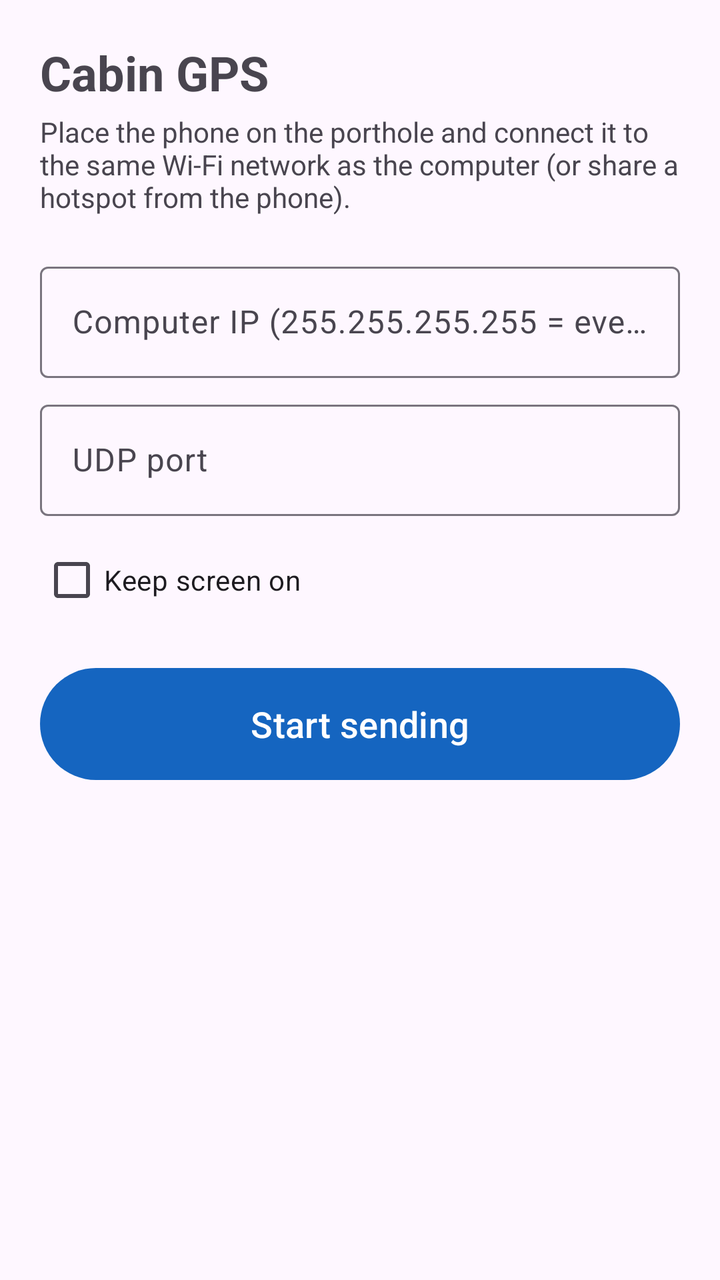
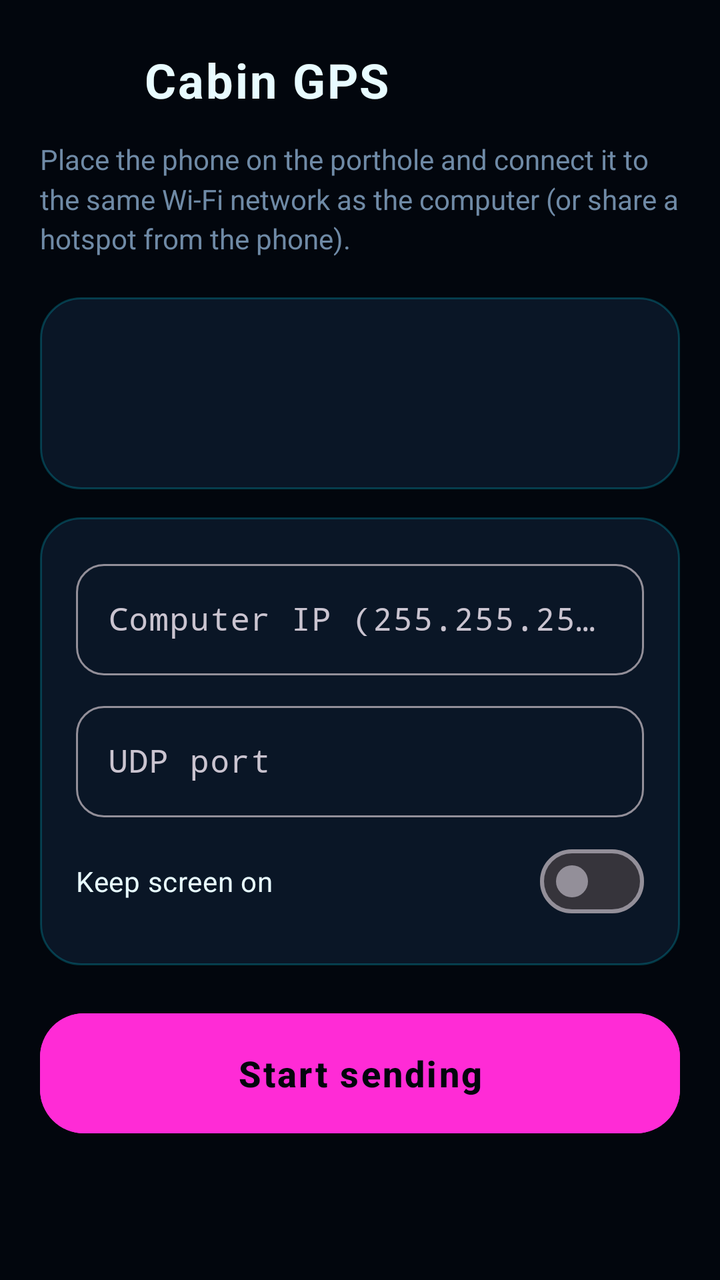

Before-and-after screenshots of an Android layout around one commit, followed by the original layout XML and the change that was made.
<!-- AndroidManifest.xml: application theme Theme.GpsSender -->
<!-- res/layout/activity_main.xml -->
<?xml version="1.0" encoding="utf-8"?>
<ScrollView xmlns:android="http://schemas.android.com/apk/res/android"
    android:layout_width="match_parent"
    android:layout_height="match_parent"
    android:fillViewport="true">

    <LinearLayout
        android:layout_width="match_parent"
        android:layout_height="wrap_content"
        android:orientation="vertical"
        android:padding="20dp">

        <TextView
            android:layout_width="wrap_content"
            android:layout_height="wrap_content"
            android:text="@string/app_name"
            android:textSize="24sp"
            android:textStyle="bold" />

        <TextView
            android:layout_width="wrap_content"
            android:layout_height="wrap_content"
            android:layout_marginTop="4dp"
            android:text="@string/hint"
            android:textSize="14sp" />

        <com.google.android.material.textfield.TextInputLayout
            android:layout_width="match_parent"
            android:layout_height="wrap_content"
            android:layout_marginTop="20dp"
            android:hint="@string/host_hint">

            <EditText
                android:id="@+id/host"
                android:layout_width="match_parent"
                android:layout_height="wrap_content"
                android:inputType="text"
                android:digits="0123456789."
                android:importantForAutofill="no" />
        </com.google.android.material.textfield.TextInputLayout>

        <com.google.android.material.textfield.TextInputLayout
            android:layout_width="match_parent"
            android:layout_height="wrap_content"
            android:layout_marginTop="8dp"
            android:hint="@string/port_hint">

            <EditText
                android:id="@+id/port"
                android:layout_width="match_parent"
                android:layout_height="wrap_content"
                android:inputType="number"
                android:importantForAutofill="no" />
        </com.google.android.material.textfield.TextInputLayout>

        <CheckBox
            android:id="@+id/keep_screen_on"
            android:layout_width="wrap_content"
            android:layout_height="wrap_content"
            android:layout_marginTop="8dp"
            android:text="@string/keep_screen_on" />

        <Button
            android:id="@+id/toggle"
            android:layout_width="match_parent"
            android:layout_height="64dp"
            android:layout_marginTop="16dp"
            android:text="@string/start"
            android:textSize="18sp" />

        <TextView
            android:id="@+id/status"
            android:layout_width="match_parent"
            android:layout_height="wrap_content"
            android:layout_marginTop="16dp"
            android:textSize="15sp" />

        <TextView
            android:id="@+id/position"
            android:layout_width="match_parent"
            android:layout_height="wrap_content"
            android:layout_marginTop="12dp"
            android:fontFamily="monospace"
            android:textSize="22sp" />
    </LinearLayout>
</ScrollView>
<!-- resources referenced by this layout -->
<resources>
  <string name="app_name">Cabin GPS</string>
  <string name="hint">Place the phone on the porthole and connect it to the same Wi-Fi network as the computer (or share a hotspot from the phone).</string>
  <string name="host_hint">Computer IP (255.255.255.255 = everyone on the network)</string>
  <string name="keep_screen_on">Keep screen on</string>
  <string name="port_hint">UDP port</string>
  <string name="start">Start sending</string>
  <style name="Theme.GpsSender" parent="Theme.Material3.DayNight.NoActionBar">
          <item name="colorPrimary">#1565C0</item>
      </style>
</resources>

<!-- the commit's change to res/layout/activity_main.xml (unified diff, before → after) -->
@@ -1,7 +1,9 @@
 <?xml version="1.0" encoding="utf-8"?>
 <ScrollView xmlns:android="http://schemas.android.com/apk/res/android"
+    xmlns:app="http://schemas.android.com/apk/res-auto"
     android:layout_width="match_parent"
     android:layout_height="match_parent"
+    android:background="@color/abyss"
     android:fillViewport="true">
 
     <LinearLayout
@@ -10,77 +12,137 @@
         android:orientation="vertical"
         android:padding="20dp">
 
-        <TextView
+        <LinearLayout
             android:layout_width="wrap_content"
             android:layout_height="wrap_content"
-            android:text="@string/app_name"
-            android:textSize="24sp"
-            android:textStyle="bold" />
+            android:gravity="center_vertical"
+            android:orientation="horizontal">
+
+            <ImageView
+                android:layout_width="40dp"
+                android:layout_height="40dp"
+                android:contentDescription="@null"
+                android:src="@drawable/ic_launcher" />
+
+            <TextView
+                android:layout_width="wrap_content"
+                android:layout_height="wrap_content"
+                android:layout_marginStart="12dp"
+                android:letterSpacing="0.04"
+                android:text="@string/app_name"
+                android:textColor="@color/text"
+                android:textSize="24sp"
+                android:textStyle="bold" />
+        </LinearLayout>
 
         <TextView
             android:layout_width="wrap_content"
             android:layout_height="wrap_content"
-            android:layout_marginTop="4dp"
+            android:layout_marginTop="10dp"
+            android:lineSpacingMultiplier="1.2"
             android:text="@string/hint"
+            android:textColor="@color/muted"
             android:textSize="14sp" />
 
-        <com.google.android.material.textfield.TextInputLayout
+        
+        <LinearLayout
             android:layout_width="match_parent"
             android:layout_height="wrap_content"
             android:layout_marginTop="20dp"
-            android:hint="@string/host_hint">
+            android:background="@drawable/card"
+            android:orientation="vertical"
+            android:padding="18dp">
 
-            <EditText
-                android:id="@+id/host"
+            <TextView
+                android:id="@+id/status"
                 android:layout_width="match_parent"
                 android:layout_height="wrap_content"
-                android:inputType="text"
-                android:digits="0123456789."
-                android:importantForAutofill="no" />
-        </com.google.android.material.textfield.TextInputLayout>
+                android:letterSpacing="0.06"
+                android:textColor="@color/neon_pink"
+                android:textSize="13sp"
+                android:textStyle="bold" />
 
-        <com.google.android.material.textfield.TextInputLayout
+            <TextView
+                android:id="@+id/position"
+                android:layout_width="match_parent"
+                android:layout_height="wrap_content"
+                android:layout_marginTop="10dp"
+                android:fontFamily="monospace"
+                android:shadowColor="@color/neon_cyan"
+                android:shadowRadius="14"
+                android:textColor="@color/neon_cyan"
+                android:textSize="24sp" />
+        </LinearLayout>
+
+        
+        <LinearLayout
             android:layout_width="match_parent"
             android:layout_height="wrap_content"
-            android:layout_marginTop="8dp"
-            android:hint="@string/port_hint">
+            android:layout_marginTop="14dp"
+            android:background="@drawable/card"
+            android:orientation="vertical"
+            android:padding="18dp">
 
-            <EditText
-                android:id="@+id/port"
+            <com.google.android.material.textfield.TextInputLayout
+                style="@style/Widget.Material3.TextInputLayout.OutlinedBox"
                 android:layout_width="match_parent"
                 android:layout_height="wrap_content"
-                android:inputType="number"
-                android:importantForAutofill="no" />
-        </com.google.android.material.textfield.TextInputLayout>
+                android:hint="@string/host_hint"
+                app:boxCornerRadiusBottomEnd="14dp"
+                app:boxCornerRadiusBottomStart="14dp"
+                app:boxCornerRadiusTopEnd="14dp"
+                app:boxCornerRadiusTopStart="14dp">
 
-        <CheckBox
-            android:id="@+id/keep_screen_on"
-            android:layout_width="wrap_content"
-            android:layout_height="wrap_content"
-            android:layout_marginTop="8dp"
-            android:text="@string/keep_screen_on" />
+                <com.google.android.material.textfield.TextInputEditText
+                    android:id="@+id/host"
+                    android:layout_width="match_parent"
+                    android:layout_height="wrap_content"
+                    android:digits="0123456789."
+                    android:fontFamily="monospace"
+                    android:importantForAutofill="no"
+                    android:inputType="text" />
+            </com.google.android.material.textfield.TextInputLayout>
 
-        <Button
+            <com.google.android.material.textfield.TextInputLayout
+                style="@style/Widget.Material3.TextInputLayout.OutlinedBox"
+                android:layout_width="match_parent"
+                android:layout_height="wrap_content"
+                android:layout_marginTop="10dp"
+                android:hint="@string/port_hint"
+                app:boxCornerRadiusBottomEnd="14dp"
+                app:boxCornerRadiusBottomStart="14dp"
+                app:boxCornerRadiusTopEnd="14dp"
+                app:boxCornerRadiusTopStart="14dp">
+
+                <com.google.android.material.textfield.TextInputEditText
+                    android:id="@+id/port"
+                    android:layout_width="match_parent"
+                    android:layout_height="wrap_content"
+                    android:fontFamily="monospace"
+                    android:importantForAutofill="no"
+                    android:inputType="number" />
+            </com.google.android.material.textfield.TextInputLayout>
+
+            <com.google.android.material.materialswitch.MaterialSwitch
+                android:id="@+id/keep_screen_on"
+                android:layout_width="match_parent"
+                android:layout_height="wrap_content"
+                android:layout_marginTop="8dp"
+                android:text="@string/keep_screen_on"
+                android:textColor="@color/text" />
+        </LinearLayout>
+
+        <com.google.android.material.button.MaterialButton
             android:id="@+id/toggle"
             android:layout_width="match_parent"
-            android:layout_height="64dp"
-            android:layout_marginTop="16dp"
+            android:layout_height="68dp"
+            android:layout_marginTop="20dp"
+            android:backgroundTint="@color/neon_pink"
+            android:letterSpacing="0.06"
             android:text="@string/start"
-            android:textSize="18sp" />
-
-        <TextView
-            android:id="@+id/status"
-            android:layout_width="match_parent"
-            android:layout_height="wrap_content"
-            android:layout_marginTop="16dp"
-            android:textSize="15sp" />
-
-        <TextView
-            android:id="@+id/position"
-            android:layout_width="match_parent"
-            android:layout_height="wrap_content"
-            android:layout_marginTop="12dp"
-            android:fontFamily="monospace"
-            android:textSize="22sp" />
+            android:textColor="@color/abyss"
+            android:textSize="18sp"
+            android:textStyle="bold"
+            app:cornerRadius="22dp" />
     </LinearLayout>
 </ScrollView>
<!-- resource entries referenced after the edit -->
@@ -1,13 +1,81 @@
 <!-- resources referenced by this layout -->
 <resources>
+  <color name="abyss">#FF02060D</color>
+  <color name="muted">#FF6F8AA6</color>
+  <color name="neon_cyan">#FF00E5FF</color>
+  <color name="neon_pink">#FFFF2BD6</color>
+  <color name="text">#FFE8FBFF</color>
+  <!-- drawable card (drawable) -->
+  <?xml version="1.0" encoding="utf-8"?>
+  <shape xmlns:android="http://schemas.android.com/apk/res/android" android:shape="rectangle">
+      <solid android:color="@color/glass" />
+      <corners android:radius="20dp" />
+      <stroke android:width="1dp" android:color="#3800E5FF" />
+  </shape>
+  <!-- drawable ic_launcher (drawable) -->
+  <?xml version="1.0" encoding="utf-8"?>
+  <layer-list xmlns:android="http://schemas.android.com/apk/res/android">
+      <item android:drawable="@drawable/ic_launcher_background" />
+      <item android:drawable="@drawable/ic_launcher_foreground" />
+  </layer-list>
   <string name="app_name">Cabin GPS</string>
   <string name="hint">Place the phone on the porthole and connect it to the same Wi-Fi network as the computer (or share a hotspot from the phone).</string>
   <string name="host_hint">Computer IP (255.255.255.255 = everyone on the network)</string>
   <string name="keep_screen_on">Keep screen on</string>
   <string name="port_hint">UDP port</string>
   <string name="start">Start sending</string>
-  <style name="Theme.GpsSender" parent="Theme.Material3.DayNight.NoActionBar">
-          <item name="colorPrimary">#1565C0</item>
+  <style name="Theme.GpsSender" parent="Theme.Material3.Dark.NoActionBar">
+          <item name="colorPrimary">@color/neon_cyan</item>
+          <item name="colorOnPrimary">@color/abyss</item>
+          <item name="colorSecondary">@color/neon_pink</item>
+          <item name="colorSurface">@color/abyss</item>
+          <item name="colorOnSurface">@color/text</item>
+          <item name="android:colorBackground">@color/abyss</item>
+          <item name="android:windowBackground">@color/abyss</item>
+          <item name="android:statusBarColor">@color/abyss</item>
+          <item name="android:navigationBarColor">@color/abyss</item>
+          <item name="android:textColorPrimary">@color/text</item>
+          <item name="android:textColorSecondary">@color/muted</item>
       </style>
+  <color name="glass">#FF0A1626</color>
+  <!-- drawable ic_launcher_background (drawable) -->
+  <?xml version="1.0" encoding="utf-8"?>
+  <shape xmlns:android="http://schemas.android.com/apk/res/android" android:shape="rectangle">
+      <gradient
+          android:type="radial"
+          android:gradientRadius="80dp"
+          android:centerY="0.38"
+          android:startColor="#FF0B2A44"
+          android:endColor="#FF02060D" />
+  </shape>
+  <!-- drawable ic_launcher_foreground (drawable) -->
+  <?xml version="1.0" encoding="utf-8"?>
+  <vector xmlns:android="http://schemas.android.com/apk/res/android"
+      android:width="108dp"
+      android:height="108dp"
+      android:viewportWidth="108"
+      android:viewportHeight="108">
+      <path
+          android:pathData="M54,22a32,32 0,1 1,0 64a32,32 0,1 1,0 -64"
+          android:strokeWidth="1.2"
+          android:strokeAlpha="0.6"
+          android:strokeColor="#00E5FF" />
+      <path
+          android:pathData="M54,18v6M54,84v6M18,54h6M84,54h6"
+          android:strokeWidth="2"
+          android:strokeColor="#00E5FF"
+          android:strokeLineCap="round" />
+      <group
+          android:pivotX="54"
+          android:pivotY="54"
+          android:rotation="35">
+          <path
+              android:fillColor="#FF2BD6"
+              android:pathData="M54,30 L66,76 L54,67 L42,76 Z"
+              android:strokeWidth="1.6"
+              android:strokeColor="#FFFFFF"
+              android:strokeLineJoin="round" />
+      </group>
+  </vector>
 </resources>
 
